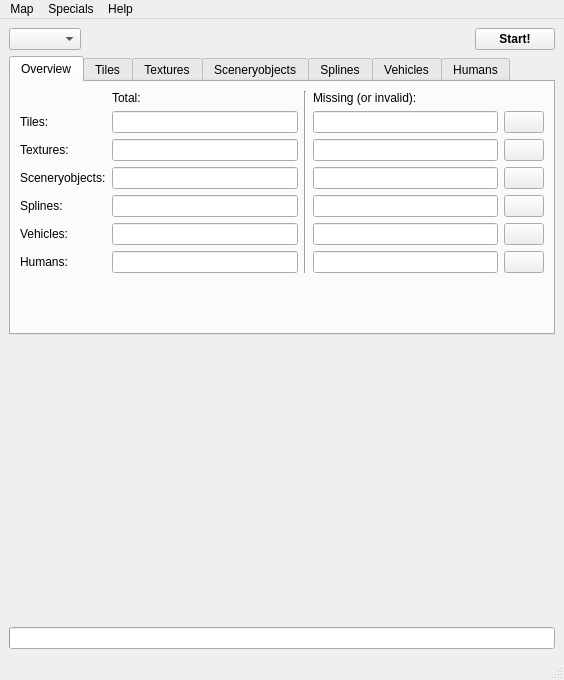
Before: the Qt Designer form OTModules/wVerifyMap/wverifymap.ui in pietr26/OMSI-Tools, drawn with Qt 5.
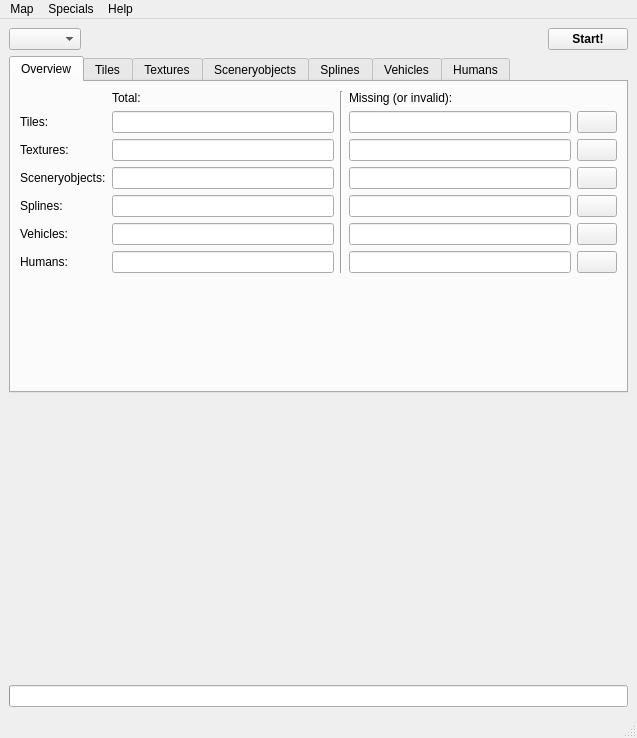
After: the same form once the commit is applied. Icons and pictures are not drawn.

Diff of the .ui file:
```diff
--- a/OTModules/wVerifyMap/wverifymap.ui
+++ b/OTModules/wVerifyMap/wverifymap.ui
@@ -9,8 +9,8 @@
    <rect>
     <x>0</x>
     <y>0</y>
-    <width>564</width>
-    <height>680</height>
+    <width>637</width>
+    <height>738</height>
    </rect>
   </property>
   <property name="windowTitle">
@@ -1044,8 +1044,8 @@
     <rect>
      <x>0</x>
      <y>0</y>
-     <width>564</width>
-     <height>21</height>
+     <width>637</width>
+     <height>25</height>
     </rect>
    </property>
    <widget class="QMenu" name="menuMap">
```
Left out of the diff: 43 changed lines with no effect on the pictures.
